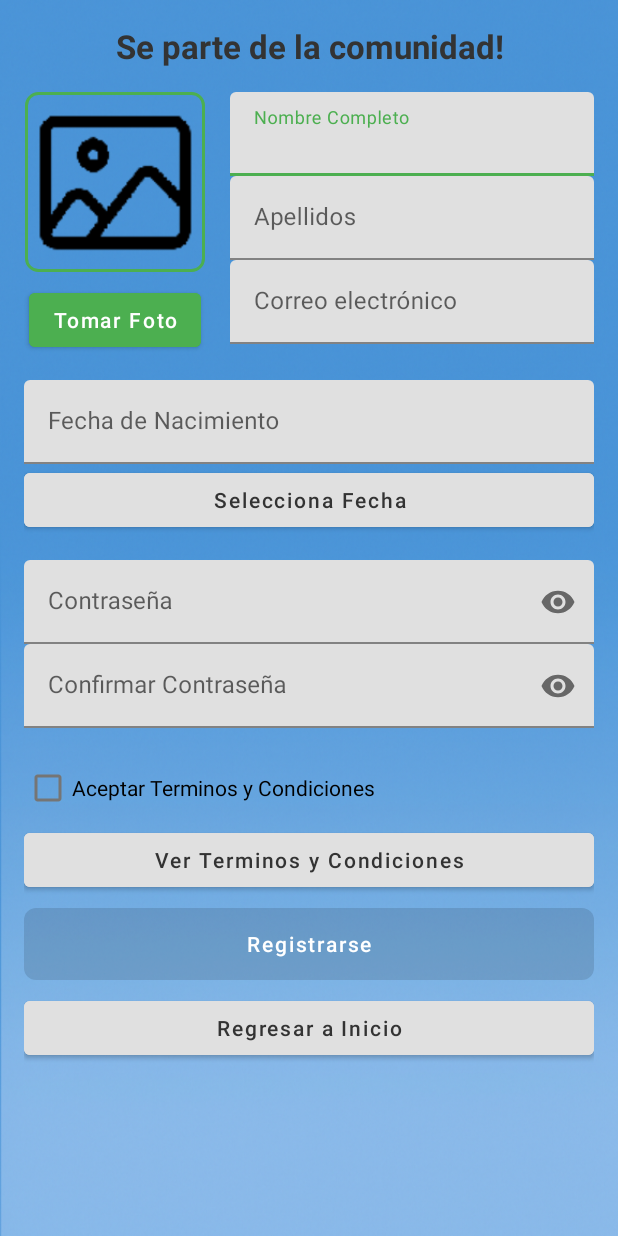
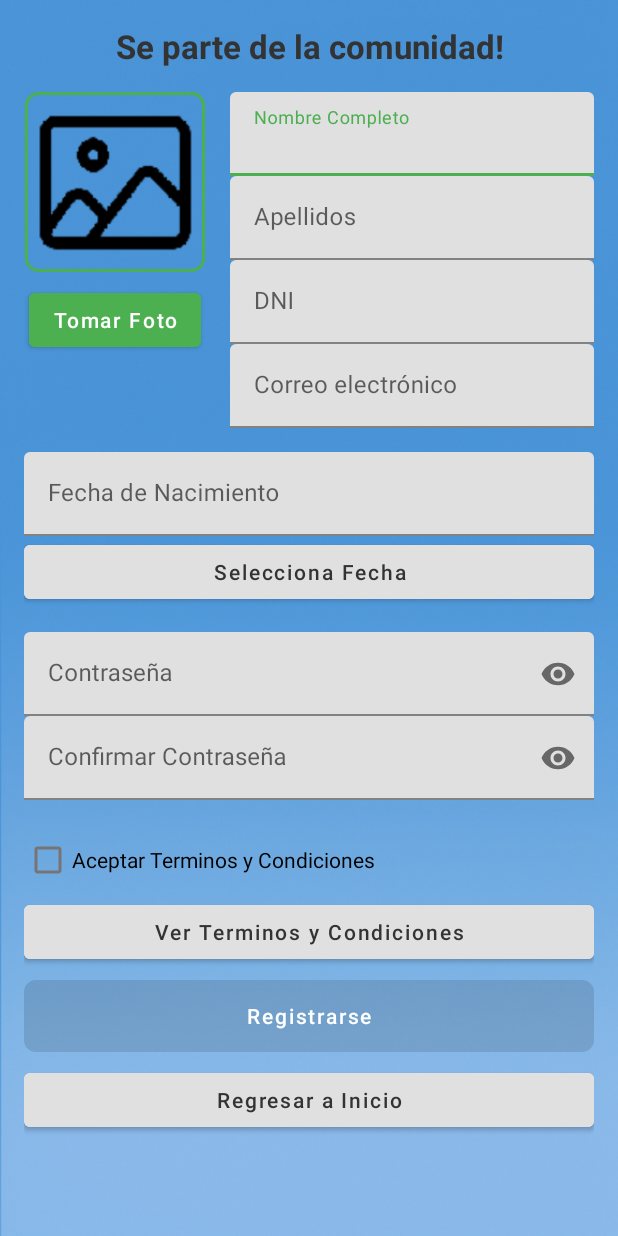
Before and after one commit to JoeCancer92/ProyectoAppTeam, an Android app: the RegistroActivity screen opened directly, with no data from a screen before it, on a phone screen of 412 x 824 dp. Run offline under Robolectric (Android 15) with nearby library versions, the light colour scheme and no system bars; libraries missing offline, so code that uses them is left out: com.backendless, com.backendless.async, com.backendless.exceptions, com.backendless.files, com.backendless.persistence.

Commit message:
Columna Dni agregada a la base de datos
validacion en el registro, un usuario no puede crear una nueva nueva con el mismo dni

```diff
--- a/app/src/main/java/com/example/proyectoappteam/actividades/RegistroActivity.java
+++ b/app/src/main/java/com/example/proyectoappteam/actividades/RegistroActivity.java
@@ -42,7 +42,7 @@ import java.util.Map;
 
 public class RegistroActivity extends AppCompatActivity {
 
-    EditText inputFechaNac, inputNombre, inputApellidos, inputCorreo, inputClave, inputClave2;
+    EditText inputFechaNac, inputNombre, inputApellidos, inputCorreo, inputClave, inputClave2, inputDni;
     Button btnSeleccionarFecha, btnVolverInicio, btnVerTerminos, btnEnviarRegistro, btnTomarFoto;
     CheckBox chkTerminos;
     ImageView imgFotoPerfil;
@@ -71,6 +71,7 @@ public class RegistroActivity extends AppCompatActivity {
         inputCorreo = findViewById(R.id.inputCorreo);
         inputClave = findViewById(R.id.inputClave);
         inputClave2 = findViewById(R.id.inputClave2);
+        inputDni = findViewById(R.id.inputDni); // Nueva referencia
 
         btnSeleccionarFecha = findViewById(R.id.btnSeleccionarFecha);
         btnVolverInicio = findViewById(R.id.btnVolverInicio);
@@ -92,6 +93,7 @@ public class RegistroActivity extends AppCompatActivity {
         chkTerminos.setOnCheckedChangeListener((buttonView, isChecked) -> validarCampos());
         inputNombre.setOnFocusChangeListener((v, hasFocus) -> validarCampos());
         inputApellidos.setOnFocusChangeListener((v, hasFocus) -> validarCampos());
+        inputDni.setOnFocusChangeListener((v, hasFocus) -> validarCampos()); // Nuevo listener
         inputCorreo.setOnFocusChangeListener((v, hasFocus) -> validarCampos());
         inputClave.setOnFocusChangeListener((v, hasFocus) -> validarCampos());
         inputClave2.setOnFocusChangeListener((v, hasFocus) -> validarCampos());
@@ -134,52 +136,29 @@ public class RegistroActivity extends AppCompatActivity {
         });
 
         btnEnviarRegistro.setOnClickListener(v -> {
-            Bitmap fotoBitmap = ((BitmapDrawable) imgFotoPerfil.getDrawable()).getBitmap();
+            String dni = inputDni.getText().toString().trim();
 
-            try {
-                File archivo = convertirBitmapAFile(fotoBitmap);
+            // Lógica para verificar si el DNI ya existe
+            DataQueryBuilder queryBuilder = DataQueryBuilder.create();
+            queryBuilder.setWhereClause("dni = '" + dni + "'");
 
-                Backendless.Files.upload(archivo, "/fotos_perfil", true, new AsyncCallback<BackendlessFile>() {
+            Backendless.Data.of(Usuario.class).find(queryBuilder, new AsyncCallback<List<Usuario>>() {
                 @Override
-                    public void handleResponse(BackendlessFile backendlessFile) {
-                        String urlFoto = backendlessFile.getFileURL();
-
-                        Usuario nuevoUsuario = new Usuario();
-                        nuevoUsuario.setNombre(inputNombre.getText().toString().trim());
-                        nuevoUsuario.setApellidos(inputApellidos.getText().toString().trim());
-                        nuevoUsuario.setCorreo(inputCorreo.getText().toString().trim());
-                        nuevoUsuario.setFechaNacimiento(inputFechaNac.getText().toString().trim());
-                        nuevoUsuario.setUrlFoto(urlFoto);
-
-                        // Aplicar hashing automático
-                        String claveOriginal = inputClave.getText().toString().trim();
-                        String claveHasheada = Seguridad.hashClave(claveOriginal);
-                        nuevoUsuario.setClave(claveHasheada);
-
-                        Backendless.Data.of(Usuario.class).save(nuevoUsuario, new AsyncCallback<Usuario>() {
-                            @Override
-                            public void handleResponse(Usuario response) {
-                                Toast.makeText(RegistroActivity.this, "Registro exitoso", Toast.LENGTH_SHORT).show();
-                                startActivity(new Intent(RegistroActivity.this, PrincipalActivity.class));
-                                finish();
+                public void handleResponse(List<Usuario> usuariosEncontrados) {
+                    if (usuariosEncontrados.isEmpty()) {
+                        // DNI no encontrado, proceder con el registro
+                        registrarNuevoUsuario(dni);
+                    } else {
+                        // DNI ya existe, mostrar error
+                        Toast.makeText(RegistroActivity.this, "Ya existe un usuario con este DNI.", Toast.LENGTH_LONG).show();
+                    }
                 }
 
                 @Override
                 public void handleFault(BackendlessFault fault) {
-                                Toast.makeText(RegistroActivity.this, "Error al guardar usuario: " + fault.getMessage(), Toast.LENGTH_LONG).show();
+                    Toast.makeText(RegistroActivity.this, "Error al verificar DNI: " + fault.getMessage(), Toast.LENGTH_LONG).show();
                 }
             });
-                    }
-
-                    @Override
-                    public void handleFault(BackendlessFault fault) {
-                        Toast.makeText(RegistroActivity.this, "Error al subir foto: " + fault.getMessage(), Toast.LENGTH_LONG).show();
-                    }
-                });
-
-            } catch (IOException e) {
-                Toast.makeText(RegistroActivity.this, "Error al procesar imagen", Toast.LENGTH_LONG).show();
-            }
         });
     }
 
@@ -218,6 +197,56 @@ public class RegistroActivity extends AppCompatActivity {
         });
     }
 
+    // Método para registrar al nuevo usuario
+    private void registrarNuevoUsuario(String dni) {
+        Bitmap fotoBitmap = ((BitmapDrawable) imgFotoPerfil.getDrawable()).getBitmap();
+
+        try {
+            File archivo = convertirBitmapAFile(fotoBitmap);
+
+            Backendless.Files.upload(archivo, "/fotos_perfil", true, new AsyncCallback<BackendlessFile>() {
+                @Override
+                public void handleResponse(BackendlessFile backendlessFile) {
+                    String urlFoto = backendlessFile.getFileURL();
+
+                    Usuario nuevoUsuario = new Usuario();
+                    nuevoUsuario.setNombre(inputNombre.getText().toString().trim());
+                    nuevoUsuario.setApellidos(inputApellidos.getText().toString().trim());
+                    nuevoUsuario.setCorreo(inputCorreo.getText().toString().trim());
+                    nuevoUsuario.setFechaNacimiento(inputFechaNac.getText().toString().trim());
+                    nuevoUsuario.setUrlFoto(urlFoto);
+                    nuevoUsuario.setDni(dni);
+
+                    String claveOriginal = inputClave.getText().toString().trim();
+                    String claveHasheada = Seguridad.hashClave(claveOriginal);
+                    nuevoUsuario.setClave(claveHasheada);
+
+                    Backendless.Data.of(Usuario.class).save(nuevoUsuario, new AsyncCallback<Usuario>() {
+                        @Override
+                        public void handleResponse(Usuario response) {
+                            Toast.makeText(RegistroActivity.this, "Registro exitoso", Toast.LENGTH_SHORT).show();
+                            startActivity(new Intent(RegistroActivity.this, PrincipalActivity.class));
+                            finish();
+                        }
+
+                        @Override
+                        public void handleFault(BackendlessFault fault) {
+                            Toast.makeText(RegistroActivity.this, "Error al guardar usuario: " + fault.getMessage(), Toast.LENGTH_LONG).show();
+                        }
+                    });
+                }
+
+                @Override
+                public void handleFault(BackendlessFault fault) {
+                    Toast.makeText(RegistroActivity.this, "Error al subir foto: " + fault.getMessage(), Toast.LENGTH_LONG).show();
+                }
+            });
+
+        } catch (IOException e) {
+            Toast.makeText(RegistroActivity.this, "Error al procesar imagen", Toast.LENGTH_LONG).show();
+        }
+    }
+
     private File convertirBitmapAFile(Bitmap bitmap) throws IOException {
         File archivo = new File(getCacheDir(), "fotoPerfil.jpg");
         FileOutputStream fos = new FileOutputStream(archivo);
@@ -228,11 +257,11 @@ public class RegistroActivity extends AppCompatActivity {
     }
 
     private void validarCampos() {
-        // AHORA USA LA VARIABLE BOOLEANA EN LUGAR DE imgFotoPerfil.getDrawable() != null
         boolean fotoTomada = fotoTomadaCorrectamente;
         boolean fechaValida = !inputFechaNac.getText().toString().trim().isEmpty();
         boolean nombreValido = !inputNombre.getText().toString().trim().isEmpty();
         boolean apellidosValidos = !inputApellidos.getText().toString().trim().isEmpty();
+        boolean dniValido = inputDni.getText().toString().trim().length() == 8; // Nueva validación de DNI
         boolean correoValido = !inputCorreo.getText().toString().trim().isEmpty();
         boolean claveValida = !inputClave.getText().toString().trim().isEmpty();
         boolean clave2Valida = !inputClave2.getText().toString().trim().isEmpty();
@@ -240,7 +269,7 @@ public class RegistroActivity extends AppCompatActivity {
         boolean terminosAceptados = chkTerminos.isChecked();
 
         boolean habilitar = fotoTomada && fechaValida && nombreValido && apellidosValidos &&
-                correoValido && claveValida && clave2Valida && clavesCoinciden && terminosAceptados;
+                dniValido && correoValido && claveValida && clave2Valida && clavesCoinciden && terminosAceptados;
 
         btnEnviarRegistro.setEnabled(habilitar);
     }
@@ -254,7 +283,6 @@ public class RegistroActivity extends AppCompatActivity {
             if (extras != null && extras.get("data") != null) {
                 Bitmap foto = (Bitmap) extras.get("data");
                 imgFotoPerfil.setImageBitmap(foto);
-                // AÑADE ESTA LÍNEA PARA ACTIVAR EL INDICADOR DE FOTO
                 fotoTomadaCorrectamente = true;
                 validarCampos();
             } else {
--- a/app/src/main/res/layout/activity_registro.xml
+++ b/app/src/main/res/layout/activity_registro.xml
@@ -12,7 +12,6 @@
         android:orientation="vertical"
         android:padding="16dp">
 
-        <!-- Título institucional -->
         <TextView
             android:id="@+id/txtRegistro"
             android:layout_width="match_parent"
@@ -24,13 +23,11 @@
             android:gravity="center"
             android:layout_marginBottom="16dp" />
 
-        <!-- Bloque horizontal: Foto + Datos -->
         <LinearLayout
             android:layout_width="match_parent"
             android:layout_height="wrap_content"
             android:orientation="horizontal">
 
-            <!-- Foto a la izquierda -->
             <LinearLayout
                 android:layout_width="0dp"
                 android:layout_height="wrap_content"
@@ -57,7 +54,6 @@
                     android:textColor="@color/white" />
             </LinearLayout>
 
-            <!-- Datos a la derecha -->
             <LinearLayout
                 android:layout_width="0dp"
                 android:layout_height="wrap_content"
@@ -91,6 +87,18 @@
                     android:layout_width="match_parent"
                     android:layout_height="wrap_content">
                     <EditText
+                        android:id="@+id/inputDni"
+                        android:layout_width="match_parent"
+                        android:layout_height="wrap_content"
+                        android:hint="DNI"
+                        android:inputType="number"
+                        android:maxLength="8" />
+                </com.google.android.material.textfield.TextInputLayout>
+
+                <com.google.android.material.textfield.TextInputLayout
+                    android:layout_width="match_parent"
+                    android:layout_height="wrap_content">
+                    <EditText
                         android:id="@+id/inputCorreo"
                         android:layout_width="match_parent"
                         android:layout_height="wrap_content"
@@ -100,7 +108,6 @@
             </LinearLayout>
         </LinearLayout>
 
-        <!-- Fecha de nacimiento -->
         <com.google.android.material.textfield.TextInputLayout
             android:layout_width="match_parent"
             android:layout_height="wrap_content"
@@ -125,7 +132,6 @@
             android:textColor="@color/colorTextoPrincipal"
             android:layout_marginBottom="16dp" />
 
-        <!-- Contraseña -->
         <com.google.android.material.textfield.TextInputLayout
             android:layout_width="match_parent"
             android:layout_height="wrap_content"
@@ -150,7 +156,6 @@
                 android:inputType="textPassword" />
         </com.google.android.material.textfield.TextInputLayout>
 
-        <!-- Términos -->
         <CheckBox
             android:id="@+id/chkTerminos"
             android:layout_width="match_parent"
```
Also changed, not shown: app/src/main/java/com/example/proyectoappteam/clases/Usuario.java (+10 -0 lines), app/src/main/res/drawable/icogo.png (deleted). Lines whose indentation alone changed are shown as unchanged.
